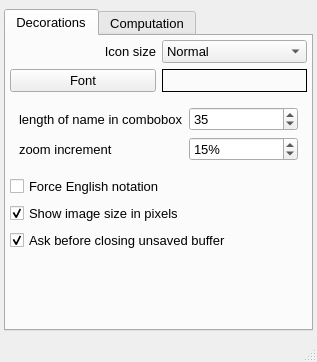
Above: UIs/nPreferences.ui from NeutrinoToolkit/Neutrino before the change. Below: the same form after it.
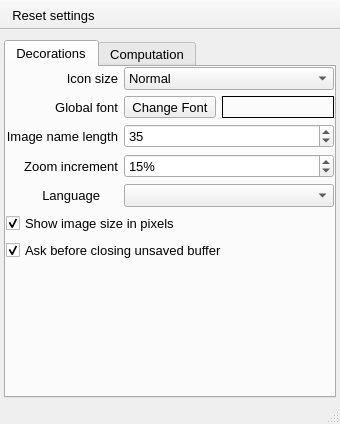
That is the form after the change. Icons and pictures are not drawn.

Commit message: better locale choice in nPreferences

```diff
--- a/UIs/nPreferences.ui
+++ b/UIs/nPreferences.ui
@@ -6,8 +6,8 @@
    <rect>
     <x>0</x>
     <y>0</y>
-    <width>317</width>
-    <height>362</height>
+    <width>340</width>
+    <height>424</height>
    </rect>
   </property>
   <property name="font">
@@ -23,10 +23,16 @@
     <property name="leftMargin">
      <number>4</number>
     </property>
+    <property name="topMargin">
+     <number>10</number>
+    </property>
     <property name="rightMargin">
      <number>4</number>
     </property>
-    <item row="1" column="0">
+    <property name="bottomMargin">
+     <number>4</number>
+    </property>
+    <item row="0" column="0">
      <widget class="QTabWidget" name="tabWidget">
       <property name="currentIndex">
        <number>0</number>
@@ -38,202 +44,27 @@
        <attribute name="title">
         <string>Decorations</string>
        </attribute>
-       <layout class="QVBoxLayout" name="verticalLayout">
+       <layout class="QGridLayout" name="gridLayout_4" columnstretch="0,1">
         <property name="leftMargin">
-         <number>4</number>
+         <number>0</number>
         </property>
         <property name="topMargin">
-         <number>4</number>
+         <number>0</number>
         </property>
         <property name="rightMargin">
-         <number>4</number>
+         <number>0</number>
         </property>
-        <property name="bottomMargin">
-         <number>4</number>
-        </property>
-        <item>
-         <widget class="QWidget" name="widget_2" native="true">
-          <layout class="QHBoxLayout" name="horizontalLayout_3">
-           <property name="leftMargin">
-            <number>0</number>
-           </property>
-           <property name="topMargin">
-            <number>0</number>
-           </property>
-           <property name="rightMargin">
-            <number>0</number>
-           </property>
-           <property name="bottomMargin">
-            <number>0</number>
-           </property>
-           <item>
-            <widget class="QLabel" name="label_3">
-             <property name="font">
-              <font>
-               <pointsize>10</pointsize>
-              </font>
-             </property>
-             <property name="text">
-              <string>Icon size</string>
-             </property>
-             <property name="alignment">
-              <set>Qt::AlignRight|Qt::AlignTrailing|Qt::AlignVCenter</set>
-             </property>
-            </widget>
-           </item>
-           <item>
-            <widget class="QComboBox" name="comboIconSize">
-             <property name="font">
-              <font>
-               <pointsize>10</pointsize>
-              </font>
-             </property>
-             <property name="currentIndex">
-              <number>1</number>
-             </property>
-             <property name="neutrinoSave" stdset="0">
-              <bool>true</bool>
-             </property>
-             <item>
-              <property name="text">
-               <string>Small</string>
-              </property>
-             </item>
-             <item>
-              <property name="text">
-               <string>Normal</string>
-              </property>
-             </item>
-             <item>
-              <property name="text">
-               <string>Large</string>
-              </property>
-             </item>
-            </widget>
-           </item>
-          </layout>
-         </widget>
-        </item>
-        <item>
-         <widget class="QWidget" name="widget" native="true">
-          <layout class="QHBoxLayout" name="horizontalLayout_2">
-           <property name="leftMargin">
-            <number>0</number>
-           </property>
-           <property name="topMargin">
-            <number>0</number>
-           </property>
-           <property name="rightMargin">
-            <number>0</number>
-           </property>
-           <property name="bottomMargin">
-            <number>0</number>
-           </property>
-           <item>
-            <widget class="QPushButton" name="chooseFont">
-             <property name="font">
-              <font>
-               <pointsize>10</pointsize>
-              </font>
-             </property>
-             <property name="text">
-              <string>Font</string>
-             </property>
-            </widget>
-           </item>
-           <item>
-            <widget class="QLabel" name="labelFont">
-             <property name="font">
-              <font>
-               <pointsize>10</pointsize>
-              </font>
-             </property>
-             <property name="frameShape">
-              <enum>QFrame::Box</enum>
-             </property>
-             <property name="text">
-              <string/>
-             </property>
-            </widget>
-           </item>
-          </layout>
-         </widget>
-        </item>
-        <item>
-         <widget class="QWidget" name="widget_4" native="true">
-          <layout class="QFormLayout" name="formLayout">
-           <item row="0" column="0">
-            <widget class="QLabel" name="label">
-             <property name="font">
-              <font>
-               <pointsize>10</pointsize>
-              </font>
-             </property>
-             <property name="text">
-              <string>length of name in combobox</string>
-             </property>
-            </widget>
-           </item>
-           <item row="0" column="1">
-            <widget class="QSpinBox" name="physNameLength">
-             <property name="value">
-              <number>35</number>
-             </property>
-             <property name="neutrinoSave" stdset="0">
-              <bool>true</bool>
-             </property>
-            </widget>
-           </item>
-           <item row="1" column="0">
-            <widget class="QLabel" name="label_2">
-             <property name="font">
-              <font>
-               <pointsize>10</pointsize>
-              </font>
-             </property>
-             <property name="text">
-              <string>zoom increment</string>
-             </property>
-            </widget>
-           </item>
-           <item row="1" column="1">
-            <widget class="QSpinBox" name="currentStepScaleFactor">
-             <property name="suffix">
-              <string>%</string>
-             </property>
-             <property name="minimum">
-              <number>1</number>
-             </property>
-             <property name="maximum">
-              <number>999</number>
-             </property>
-             <property name="value">
-              <number>15</number>
-             </property>
-             <property name="neutrinoSave" stdset="0">
-              <bool>true</bool>
-             </property>
-            </widget>
-           </item>
-          </layout>
-         </widget>
-        </item>
-        <item>
-         <widget class="QCheckBox" name="useDot">
-          <property name="font">
-           <font>
-            <pointsize>10</pointsize>
-           </font>
-          </property>
-          <property name="text">
-           <string>Force English notation</string>
+        <item row="3" column="1">
+         <widget class="QSpinBox" name="physNameLength">
+          <property name="value">
+           <number>35</number>
           </property>
           <property name="neutrinoSave" stdset="0">
            <bool>true</bool>
           </property>
          </widget>
         </item>
-        <item>
+        <item row="7" column="0" colspan="2">
          <widget class="QCheckBox" name="showDimPixel">
           <property name="font">
            <font>
@@ -254,7 +85,55 @@
           </property>
          </widget>
         </item>
-        <item>
+        <item row="0" column="1">
+         <widget class="QComboBox" name="comboIconSize">
+          <property name="font">
+           <font>
+            <pointsize>10</pointsize>
+           </font>
+          </property>
+          <property name="currentIndex">
+           <number>1</number>
+          </property>
+          <property name="neutrinoSave" stdset="0">
+           <bool>true</bool>
+          </property>
+          <item>
+           <property name="text">
+            <string>Small</string>
+           </property>
+          </item>
+          <item>
+           <property name="text">
+            <string>Normal</string>
+           </property>
+          </item>
+          <item>
+           <property name="text">
+            <string>Large</string>
+           </property>
+          </item>
+         </widget>
+        </item>
+        <item row="5" column="1">
+         <widget class="QComboBox" name="localeCombo"/>
+        </item>
+        <item row="3" column="0">
+         <widget class="QLabel" name="label">
+          <property name="font">
+           <font>
+            <pointsize>10</pointsize>
+           </font>
+          </property>
+          <property name="text">
+           <string>Image name length</string>
+          </property>
+          <property name="alignment">
+           <set>Qt::AlignRight|Qt::AlignTrailing|Qt::AlignVCenter</set>
+          </property>
+         </widget>
+        </item>
+        <item row="8" column="0" colspan="2">
          <widget class="QCheckBox" name="askCloseUnsaved">
           <property name="font">
            <font>
@@ -272,7 +151,7 @@
           </property>
          </widget>
         </item>
-        <item>
+        <item row="9" column="0">
          <spacer name="verticalSpacer_2">
           <property name="orientation">
            <enum>Qt::Vertical</enum>
@@ -285,6 +164,170 @@
           </property>
          </spacer>
         </item>
+        <item row="4" column="0">
+         <widget class="QLabel" name="label_2">
+          <property name="font">
+           <font>
+            <pointsize>10</pointsize>
+           </font>
+          </property>
+          <property name="text">
+           <string>Zoom increment</string>
+          </property>
+          <property name="alignment">
+           <set>Qt::AlignRight|Qt::AlignTrailing|Qt::AlignVCenter</set>
+          </property>
+         </widget>
+        </item>
+        <item row="4" column="1">
+         <widget class="QSpinBox" name="currentStepScaleFactor">
+          <property name="suffix">
+           <string>%</string>
+          </property>
+          <property name="minimum">
+           <number>1</number>
+          </property>
+          <property name="maximum">
+           <number>999</number>
+          </property>
+          <property name="value">
+           <number>15</number>
+          </property>
+          <property name="neutrinoSave" stdset="0">
+           <bool>true</bool>
+          </property>
+         </widget>
+        </item>
+        <item row="0" column="0">
+         <widget class="QLabel" name="label_3">
+          <property name="font">
+           <font>
+            <pointsize>10</pointsize>
+           </font>
+          </property>
+          <property name="text">
+           <string>Icon size</string>
+          </property>
+          <property name="alignment">
+           <set>Qt::AlignRight|Qt::AlignTrailing|Qt::AlignVCenter</set>
+          </property>
+         </widget>
+        </item>
+        <item row="1" column="1">
+         <widget class="QWidget" name="widget" native="true">
+          <layout class="QHBoxLayout" name="horizontalLayout">
+           <property name="leftMargin">
+            <number>0</number>
+           </property>
+           <property name="topMargin">
+            <number>0</number>
+           </property>
+           <property name="rightMargin">
+            <number>0</number>
+           </property>
+           <property name="bottomMargin">
+            <number>0</number>
+           </property>
+           <item>
+            <widget class="QToolButton" name="chooseFont">
+             <property name="font">
+              <font>
+               <pointsize>10</pointsize>
+              </font>
+             </property>
+             <property name="text">
+              <string>Change Font</string>
+             </property>
+             <property name="icon">
+              <iconset resource="../qrc/icons.qrc">
+               <normaloff>:/icons/font.png</normaloff>:/icons/font.png</iconset>
+             </property>
+             <property name="toolButtonStyle">
+              <enum>Qt::ToolButtonIconOnly</enum>
+             </property>
+            </widget>
+           </item>
+           <item>
+            <widget class="QLabel" name="labelFont">
+             <property name="font">
+              <font>
+               <pointsize>10</pointsize>
+              </font>
+             </property>
+             <property name="frameShape">
+              <enum>QFrame::Box</enum>
+             </property>
+             <property name="text">
+              <string/>
+             </property>
+            </widget>
+           </item>
+          </layout>
+         </widget>
+        </item>
+        <item row="1" column="0">
+         <widget class="QLabel" name="label_5">
+          <property name="font">
+           <font>
+            <pointsize>10</pointsize>
+           </font>
+          </property>
+          <property name="text">
+           <string>Global font</string>
+          </property>
+          <property name="alignment">
+           <set>Qt::AlignRight|Qt::AlignTrailing|Qt::AlignVCenter</set>
+          </property>
+         </widget>
+        </item>
+        <item row="5" column="0">
+         <widget class="QWidget" name="widget_2" native="true">
+          <layout class="QHBoxLayout" name="horizontalLayout_2" stretch="1,0">
+           <property name="leftMargin">
+            <number>0</number>
+           </property>
+           <property name="topMargin">
+            <number>0</number>
+           </property>
+           <property name="rightMargin">
+            <number>0</number>
+           </property>
+           <property name="bottomMargin">
+            <number>0</number>
+           </property>
+           <item>
+            <widget class="QLabel" name="label_7">
+             <property name="font">
+              <font>
+               <pointsize>10</pointsize>
+              </font>
+             </property>
+             <property name="text">
+              <string>Language</string>
+             </property>
+             <property name="alignment">
+              <set>Qt::AlignRight|Qt::AlignTrailing|Qt::AlignVCenter</set>
+             </property>
+            </widget>
+           </item>
+           <item>
+            <widget class="QLabel" name="decimal">
+             <property name="font">
+              <font>
+               <pointsize>15</pointsize>
+              </font>
+             </property>
+             <property name="toolTip">
+              <string>Decimal number separator</string>
+             </property>
+             <property name="text">
+              <string/>
+             </property>
+            </widget>
+           </item>
+          </layout>
+         </widget>
+        </item>
        </layout>
       </widget>
       <widget class="QWidget" name="computation">
@@ -448,6 +491,42 @@
     </font>
    </property>
   </widget>
+  <widget class="QToolBar" name="toolBar">
+   <property name="windowTitle">
+    <string>toolBar</string>
+   </property>
+   <property name="movable">
+    <bool>false</bool>
+   </property>
+   <property name="iconSize">
+    <size>
+     <width>20</width>
+     <height>20</height>
+    </size>
+   </property>
+   <property name="floatable">
+    <bool>false</bool>
+   </property>
+   <attribute name="toolBarArea">
+    <enum>TopToolBarArea</enum>
+   </attribute>
+   <attribute name="toolBarBreak">
+    <bool>false</bool>
+   </attribute>
+   <addaction name="actionReset_settings"/>
+  </widget>
+  <action name="actionReset_settings">
+   <property name="icon">
+    <iconset resource="../qrc/icons.qrc">
+     <normaloff>:/icons/gearPy.png</normaloff>:/icons/gearPy.png</iconset>
+   </property>
+   <property name="text">
+    <string>Reset settings</string>
+   </property>
+   <property name="toolTip">
+    <string>eset Settings (require restart)</string>
+   </property>
+  </action>
  </widget>
  <tabstops>
   <tabstop>comboIconSize</tabstop>
```
Left out of the diff: 13 changed lines with no effect on the pictures. The commit also changes 9 other files.
